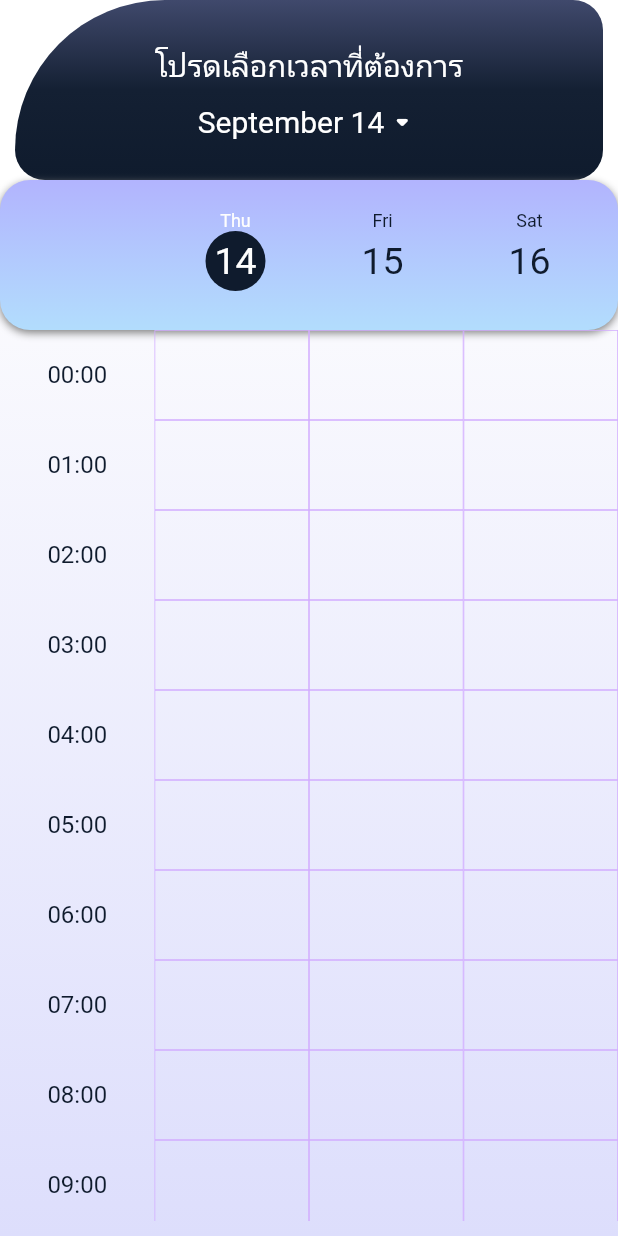
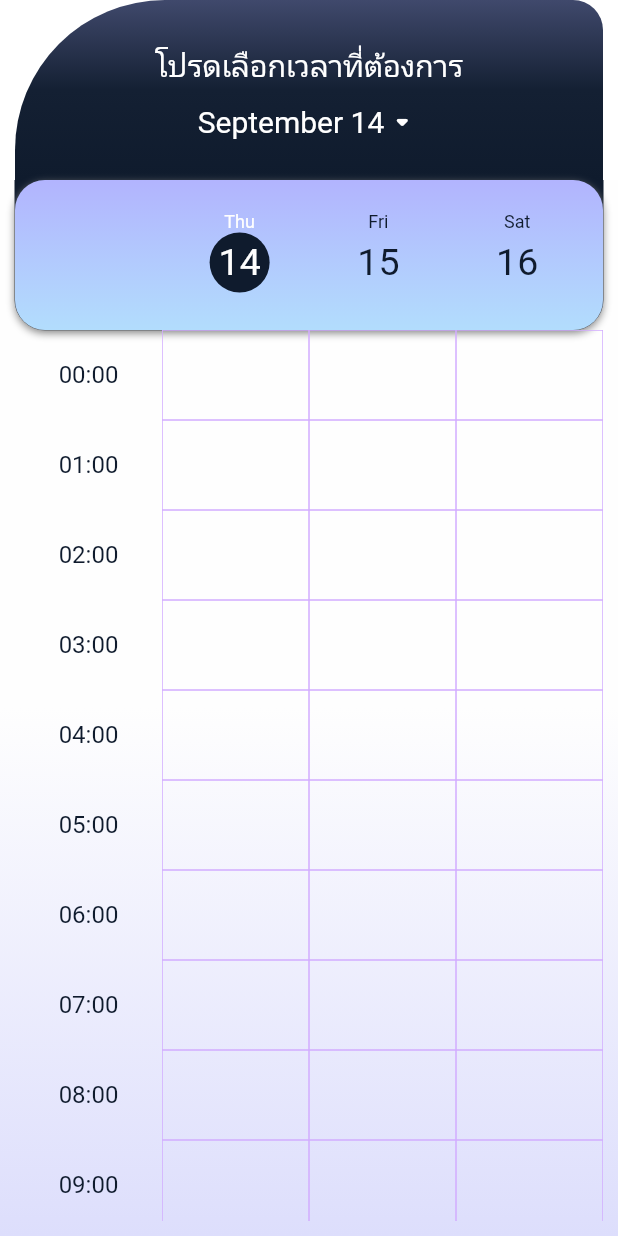
Before and after one commit to TelephyApp/Telephy_frontend, a Flutter app: the screen it shows after launch, on a phone screen of 412 x 824 dp. Run offline on Flutter 3.47's test engine with Material 2 defaults, Android fonts, the phone set to English and light mode, and no system bars; our stand-ins replace font_awesome_flutter, table_calendar.

Commit message:
TimeSlot_Screen

```diff
--- a/lib/main.dart
+++ b/lib/main.dart
@@ -54,7 +54,7 @@ class MyApp extends StatelessWidget {
         'profile': (context) => const ProfileScreen(),
         'register': (context) => const RegisterScreen(),
         'booking': (context) => const BookingScreen(),
-        'timeSlot': (context) => const TimeSlot(),
+        'timeSlot': (context) => const TimeSlotScreen(),
       },
     );
   }
--- a/lib/main_layout.dart
+++ b/lib/main_layout.dart
@@ -1,6 +1,5 @@
 import 'package:flutter/material.dart';
 import 'package:font_awesome_flutter/font_awesome_flutter.dart';
-import 'package:telephy/screens/chatlogs_screen.dart';
 import 'package:telephy/screens/home_screen.dart';
 import 'package:telephy/screens/profile_screen.dart';
 import 'package:telephy/screens/time_slot_screen.dart';
@@ -42,8 +41,7 @@ class _MainLayoutState extends State<MainLayout> {
         onPageChanged: onPageChanged,
         children: const <Widget>[
           HomeScreen(),
-          ChatLogsScreen(),
-          TimeSlot(),
+          TimeSlotScreen(),
           ProfileScreen(),
         ],
       ),
--- a/lib/screens/time_slot_screen.dart
+++ b/lib/screens/time_slot_screen.dart
@@ -4,14 +4,14 @@ import 'package:flutter/material.dart';
 import 'package:telephy/widgets/calender.dart';
 import 'package:telephy/widgets/timeSlot.dart';
 
-class TimeSlot extends StatefulWidget {
-  const TimeSlot({Key? key}) : super(key: key);
+class TimeSlotScreen extends StatefulWidget {
+  const TimeSlotScreen({Key? key}) : super(key: key);
 
   @override
-  _TimeSlotState createState() => _TimeSlotState();
+  _TimeSlotScreenState createState() => _TimeSlotScreenState();
 }
 
-class _TimeSlotState extends State<TimeSlot> {
+class _TimeSlotScreenState extends State<TimeSlotScreen> {
   DateTime selectedDay = DateTime.now();
 
   @override
@@ -22,24 +22,11 @@ class _TimeSlotState extends State<TimeSlot> {
           child: Column(
             mainAxisAlignment: MainAxisAlignment.start,
             children: [
-              // Text('data'),
-              // Text('data2'),
-
-              // CalendarDoctor(onDaySelected: (day) {
-              //   setState(() {
-              //     selectedDay = day;
-              //   });
-              // }),
-
-              // TimeSlotTable(currentDate: selectedDay),
-
-              Container(
-                child: CalendarDoctor(onDaySelected: (day) {
-                  setState(() {
-                    selectedDay = day;
-                  });
-                }),
-              ),
+              CalendarDoctor(onDaySelected: (day) {
+                setState(() {
+                  selectedDay = day;
+                });
+              }),
               Expanded(
                 child: TimeSlotTable(currentDate: selectedDay),
               ),
--- a/lib/widgets/calender.dart
+++ b/lib/widgets/calender.dart
@@ -59,17 +59,19 @@ class _CalendarDoctorState extends State<CalendarDoctor> {
                   20.0,
                 ),
                 bottomLeft: Radius.circular(
-                  20.0,
+                  0.0,
                 ),
                 bottomRight: Radius.circular(
-                  20.0,
+                  0.0,
                 ),
               ),
             ),
             child: Padding(
               padding: const EdgeInsets.only(top: 30.0, bottom: 15),
               child: Center(
+                child: Container(
                   child: Column(
+                    mainAxisAlignment: MainAxisAlignment.center,
                     children: [
                       const Text(
                         'โปรดเลือกเวลาที่ต้องการ',
@@ -109,7 +111,8 @@ class _CalendarDoctorState extends State<CalendarDoctor> {
                       Visibility(
                         visible: showCalendar,
                         child: Padding(
-                        padding: const EdgeInsets.only(left: 35.0, right: 35.0),
+                          padding:
+                              const EdgeInsets.only(left: 35.0, right: 35.0),
                           child: TableCalendar(
                             locale: "en_US",
                             rowHeight: 29,
@@ -200,6 +203,7 @@ class _CalendarDoctorState extends State<CalendarDoctor> {
                 ),
               ),
             ),
+          ),
           SizedBox(height: showCalendar ? 0 : 0),
         ],
       ),
--- a/lib/widgets/timeSlot.dart
+++ b/lib/widgets/timeSlot.dart
@@ -1,5 +1,6 @@
 import 'package:flutter/material.dart';
 import 'package:intl/intl.dart';
+import 'package:telephy/utils/config.dart';
 
 class TimeSlotTable extends StatelessWidget {
   final int numberOfHours = 24;
@@ -18,10 +19,10 @@ class TimeSlotTable extends StatelessWidget {
     final lastThreeDays = nextTwoDays;
 
     return Container(
-      //padding: const EdgeInsets.all(10.0),
+      padding: const EdgeInsets.only(left: 10, right: 10),
       decoration: const BoxDecoration(
         gradient: LinearGradient(
-          colors: [Color(0xFFFEFEFE), Color(0xFFDDDEFC)],
+          colors: [Color(0xFFFEFEFE), Color(0xFFFEFEFE), Color(0xFFDDDEFC)],
           begin: Alignment.topCenter,
           end: Alignment.bottomCenter,
         ),
@@ -29,8 +30,15 @@ class TimeSlotTable extends StatelessWidget {
       child: Column(
         children: [
           Container(
+            decoration: BoxDecoration(
+                border: Border.all(color: const Color(0xFF0F1B2D), width: 0),
+                color: Config.darkerToneColor,
+                borderRadius: const BorderRadius.only(
+                    bottomLeft: Radius.circular(20),
+                    bottomRight: Radius.circular(20))),
+            child: Container(
               height: 100,
-            padding: const EdgeInsets.all(10),
+              padding: const EdgeInsets.all(11),
               decoration: const BoxDecoration(
                 boxShadow: [
                   BoxShadow(
@@ -99,6 +107,7 @@ class TimeSlotTable extends StatelessWidget {
                       ),
                     ),
                 ],
+              ),
             ),
           ),
           Expanded(
@@ -175,6 +184,8 @@ class _HourlySlotState extends State<HourlySlot> {
 
   @override
   Widget build(BuildContext context) {
+    final bool isPastDay = widget.day.isBefore(DateTime.now());
+
     return GestureDetector(
       onTap: () {
         setState(() {
```
Lines whose indentation alone changed are shown as unchanged.
